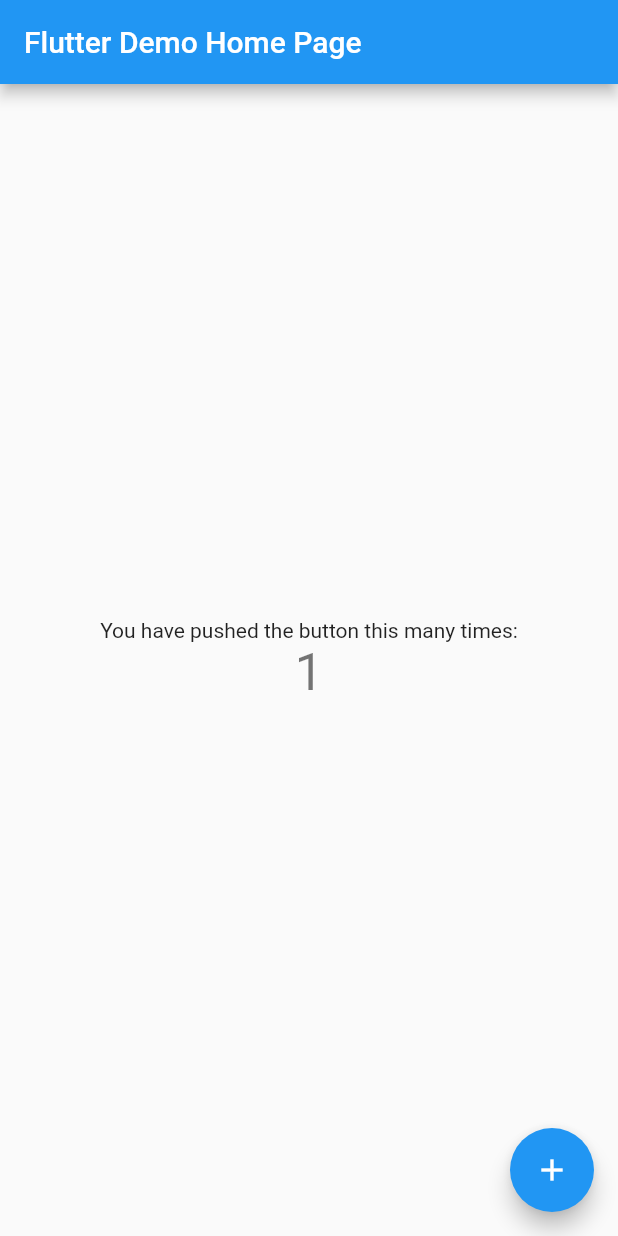
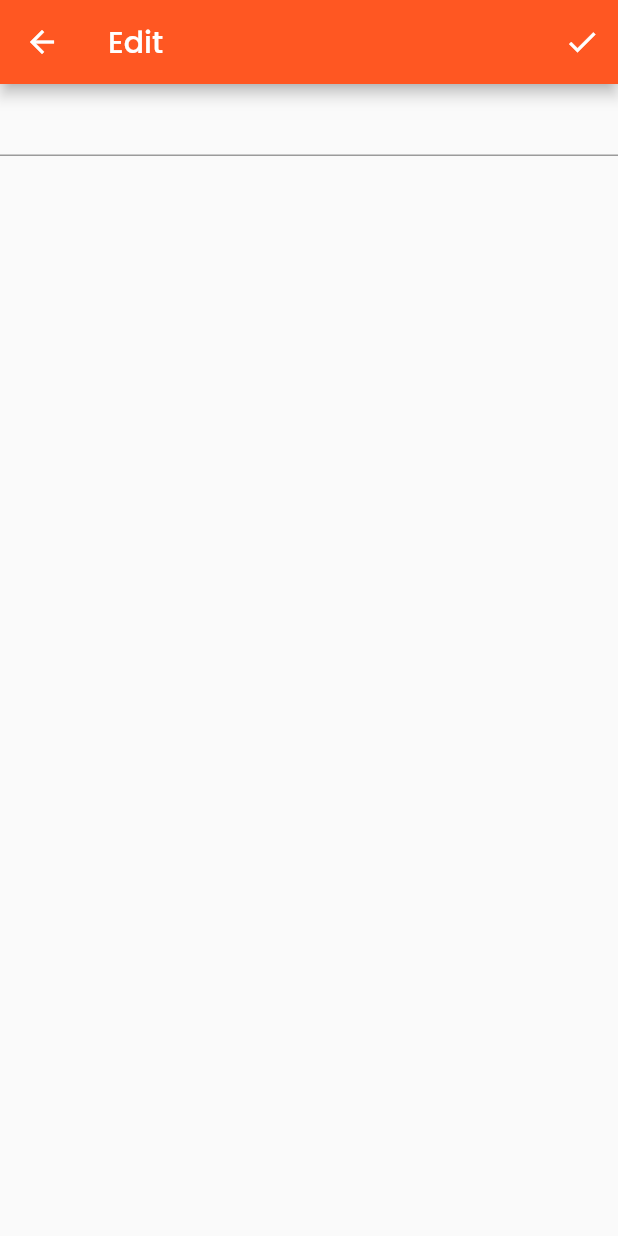
Before and after one commit to cikoedofebrian/note-flutter, a Flutter app: the screen it shows after launch, after a tap on the "add" icon, on a phone screen of 412 x 824 dp. Run offline on Flutter 3.47's test engine with Material 2 defaults, Android fonts, the phone set to English and light mode, and no system bars; our stand-ins replace google_fonts.

Commit message:
new screens
adding some new screens

```diff
--- a/app/lib/main.dart
+++ b/app/lib/main.dart
@@ -1,4 +1,8 @@
 import 'package:flutter/material.dart';
+import 'package:google_fonts/google_fonts.dart';
+import 'screens/home.dart';
+import 'screens/splash_screen.dart';
+import 'screens/edit.dart';
 
 void main() {
   runApp(const MyApp());
@@ -11,105 +15,16 @@
   @override
   Widget build(BuildContext context) {
     return MaterialApp(
+      debugShowCheckedModeBanner: false,
       title: 'Flutter Demo',
       theme: ThemeData(
-        // This is the theme of your application.
-        //
-        // Try running your application with "flutter run". You'll see the
-        // application has a blue toolbar. Then, without quitting the app, try
-        // changing the primarySwatch below to Colors.green and then invoke
-        // "hot reload" (press "r" in the console where you ran "flutter run",
-        // or simply save your changes to "hot reload" in a Flutter IDE).
-        // Notice that the counter didn't reset back to zero; the application
-        // is not restarted.
-        primarySwatch: Colors.blue,
+        primarySwatch: Colors.deepOrange,
+        textTheme: GoogleFonts.poppinsTextTheme(),
       ),
-      home: const MyHomePage(title: 'Flutter Demo Home Page'),
+      routes: {
+        '/edit': (context) => Edit(),
+      },
+      home: const Home(),
     );
   }
 }
-
-class MyHomePage extends StatefulWidget {
-  const MyHomePage({super.key, required this.title});
-
-  // This widget is the home page of your application. It is stateful, meaning
-  // that it has a State object (defined below) that contains fields that affect
-  // how it looks.
-
-  // This class is the configuration for the state. It holds the values (in this
-  // case the title) provided by the parent (in this case the App widget) and
-  // used by the build method of the State. Fields in a Widget subclass are
-  // always marked "final".
-
-  final String title;
-
-  @override
-  State<MyHomePage> createState() => _MyHomePageState();
-}
-
-class _MyHomePageState extends State<MyHomePage> {
-  int _counter = 0;
-
-  void _incrementCounter() {
-    setState(() {
-      // This call to setState tells the Flutter framework that something has
-      // changed in this State, which causes it to rerun the build method below
-      // so that the display can reflect the updated values. If we changed
-      // _counter without calling setState(), then the build method would not be
-      // called again, and so nothing would appear to happen.
-      _counter++;
-    });
-  }
-
-  @override
-  Widget build(BuildContext context) {
-    // This method is rerun every time setState is called, for instance as done
-    // by the _incrementCounter method above.
-    //
-    // The Flutter framework has been optimized to make rerunning build methods
-    // fast, so that you can just rebuild anything that needs updating rather
-    // than having to individually change instances of widgets.
-    return Scaffold(
-      appBar: AppBar(
-        // Here we take the value from the MyHomePage object that was created by
-        // the App.build method, and use it to set our appbar title.
-        title: Text(widget.title),
-      ),
-      body: Center(
-        // Center is a layout widget. It takes a single child and positions it
-        // in the middle of the parent.
-        child: Column(
-          // Column is also a layout widget. It takes a list of children and
-          // arranges them vertically. By default, it sizes itself to fit its
-          // children horizontally, and tries to be as tall as its parent.
-          //
-          // Invoke "debug painting" (press "p" in the console, choose the
-          // "Toggle Debug Paint" action from the Flutter Inspector in Android
-          // Studio, or the "Toggle Debug Paint" command in Visual Studio Code)
-          // to see the wireframe for each widget.
-          //
-          // Column has various properties to control how it sizes itself and
-          // how it positions its children. Here we use mainAxisAlignment to
-          // center the children vertically; the main axis here is the vertical
-          // axis because Columns are vertical (the cross axis would be
-          // horizontal).
-          mainAxisAlignment: MainAxisAlignment.center,
-          children: <Widget>[
-            const Text(
-              'You have pushed the button this many times:',
-            ),
-            Text(
-              '$_counter',
-              style: Theme.of(context).textTheme.headline4,
-            ),
-          ],
-        ),
-      ),
-      floatingActionButton: FloatingActionButton(
-        onPressed: _incrementCounter,
-        tooltip: 'Increment',
-        child: const Icon(Icons.add),
-      ), // This trailing comma makes auto-formatting nicer for build methods.
-    );
-  }
-}
--- /dev/null
+++ b/app/lib/screens/edit.dart
@@ -0,0 +1,34 @@
+import 'package:flutter/material.dart';
+
+class Edit extends StatefulWidget {
+  const Edit({super.key});
+
+  @override
+  State<Edit> createState() => _EditState();
+}
+
+class _EditState extends State<Edit> {
+  final _textController = TextEditingController();
+  @override
+  Widget build(BuildContext context) {
+    return Scaffold(
+      appBar: AppBar(
+        title: Text('Edit'),
+        actions: [
+          IconButton(
+              onPressed: () {
+                Navigator.pop(context, _textController.text);
+              },
+              icon: Icon(Icons.check))
+        ],
+      ),
+      body: Column(
+        children: [
+          TextField(
+            controller: _textController,
+          )
+        ],
+      ),
+    );
+  }
+}
--- /dev/null
+++ b/app/lib/screens/home.dart
@@ -0,0 +1,75 @@
+import 'package:flutter/material.dart';
+
+class Home extends StatelessWidget {
+  const Home({super.key});
+  final String longsubtitle =
+      'This is a long ass subtitle which should have been cutted into some pieces';
+
+  @override
+  Widget build(BuildContext context) {
+    return Scaffold(
+      appBar: AppBar(
+        centerTitle: true,
+        title: const Text('Notec'),
+      ),
+      body: Column(
+        children: [
+          SizedBox(
+            height: 10,
+          ),
+          Expanded(
+            child: ListView.builder(
+              itemBuilder: ((context, index) => Padding(
+                    padding:
+                        const EdgeInsets.symmetric(vertical: 8, horizontal: 20),
+                    child: ListTile(
+                        shape: RoundedRectangleBorder(
+                            borderRadius: BorderRadius.circular(40)),
+                        tileColor: Colors.green,
+                        textColor: Colors.white,
+                        iconColor: Colors.white,
+                        leading: const CircleAvatar(
+                          child: Text('A'),
+                        ),
+                        title: const Text('List Tile 1'),
+                        subtitle: Text(longsubtitle.length > 25
+                            ? "${longsubtitle.substring(0, 25)}..."
+                            : longsubtitle),
+                        trailing: Row(
+                          mainAxisSize: MainAxisSize.min,
+                          children: [
+                            IconButton(
+                              icon: Icon(Icons.delete),
+                              onPressed: () {},
+                            ),
+                            IconButton(
+                              icon: Icon(Icons.edit),
+                              onPressed: () {
+                                Navigator.pushNamed(context, '/edit')
+                                    .then((value) => print(value));
+                              },
+                            ),
+                          ],
+                        )),
+                  )),
+              itemCount: 10,
+            ),
+          ),
+        ],
+      ),
+      floatingActionButton: Container(
+        width: 70,
+        height: 70,
+        child: FittedBox(
+          child: FloatingActionButton(
+            onPressed: () {
+              Navigator.pushNamed(context, '/edit');
+            },
+            child: Icon(Icons.add),
+          ),
+        ),
+      ),
+      floatingActionButtonLocation: FloatingActionButtonLocation.centerFloat,
+    );
+  }
+}
```
Also changed, not shown: app/lib/screens/splash_screen.dart (added, +22 -0 lines), app/pubspec.yaml (+8 -4 lines), app/pubspec.lock, 28 other files.
